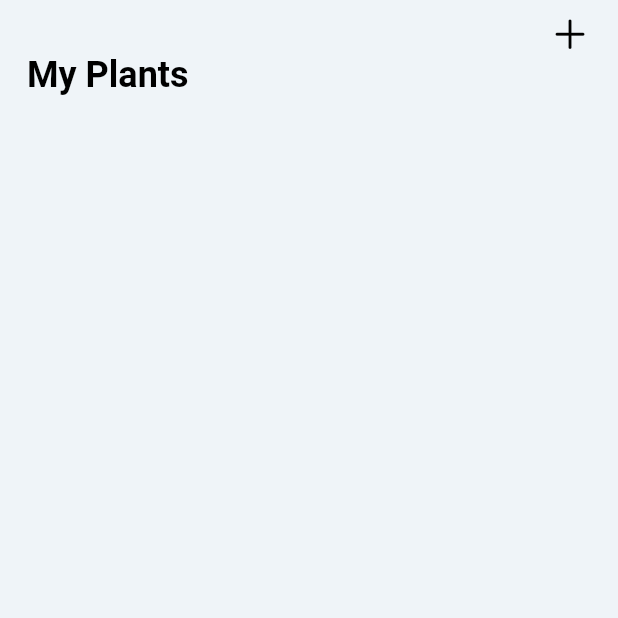
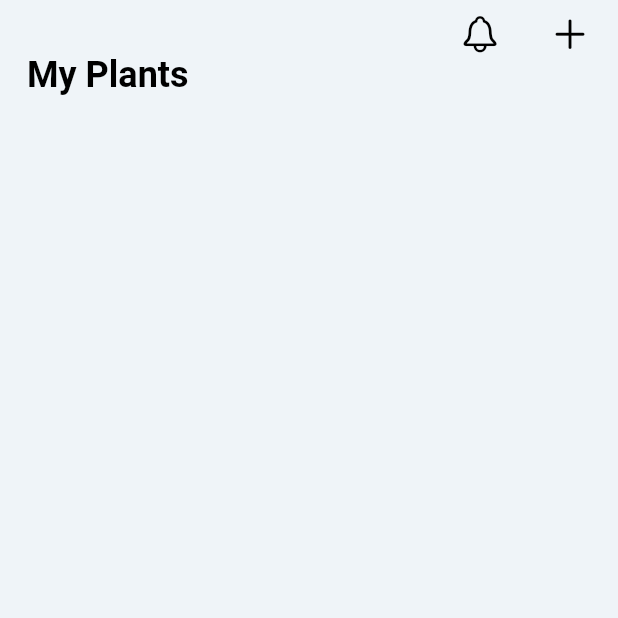
Before and after one commit to willshikami/myplant, a Flutter app: the screen it shows after launch, on a phone screen of 412 x 824 dp, the top half of it. Run offline on Flutter 3.47's test engine with Material 2 defaults, Android fonts, the phone set to English and light mode, and no system bars; Roboto replaces fonts that are missing (Avenir).

Commit message:
feat: add navigation

```diff
--- a/lib/ui/pages/homepage.dart
+++ b/lib/client/pages/homepage.dart
@@ -1,6 +1,6 @@
 import 'package:flutter/material.dart';
-import 'package:myplants/ui/widgets/appbar.dart';
-import 'package:myplants/ui/widgets/apptitle.dart';
+import 'package:myplants/client/widgets/app_bar_actions.dart';
+import 'package:myplants/client/widgets/app_title.dart';
 
 class HomePage extends StatelessWidget {
   @override
@@ -15,7 +15,7 @@ class HomePage extends StatelessWidget {
           ),
           child: Column(
             children: <Widget>[
-              AppBarIcons(),
+              AppBarActions(),
               AppTitle(),
             ],
           ),
--- /dev/null
+++ b/lib/client/widgets/app_bar_actions.dart
@@ -0,0 +1,31 @@
+import 'package:flutter/material.dart';
+import 'package:flutter/cupertino.dart';
+import 'package:myplants/constants/widgets/app_bar_icons.dart';
+
+class AppBarActions extends StatelessWidget {
+  @override
+  Widget build(BuildContext context) {
+    return Container(
+      child: Row(
+        mainAxisAlignment: MainAxisAlignment.end,
+        children: [
+          AppBarIcons(
+            appBarActionCallback: () {},
+            appBarIcon: CupertinoIcons.bell,
+            iconSize: 28,
+            iconColor: Theme.of(context).textSelectionColor,
+          ),
+          SizedBox(
+            width: 32,
+          ),
+          AppBarIcons(
+            appBarActionCallback: () {},
+            appBarIcon: CupertinoIcons.add,
+            iconSize: 28,
+            iconColor: Theme.of(context).textSelectionColor,
+          ),
+        ],
+      ),
+    );
+  }
+}
--- /dev/null
+++ b/lib/constants/widgets/app_bar_icons.dart
@@ -0,0 +1,30 @@
+import 'package:flutter/material.dart';
+
+class AppBarIcons extends StatelessWidget {
+  final Function appBarActionCallback;
+  final IconData appBarIcon;
+  final Color iconColor;
+  final double iconSize;
+
+  const AppBarIcons({
+    Key key,
+    @required this.appBarActionCallback,
+    @required this.appBarIcon,
+    @required this.iconColor,
+    @required this.iconSize,
+  }) : super(key: key);
+
+  @override
+  Widget build(BuildContext context) {
+    return GestureDetector(
+      onTap: appBarActionCallback,
+      child: Container(
+        child: Icon(
+          appBarIcon,
+          size: iconSize,
+          color: iconColor,
+        ),
+      ),
+    );
+  }
+}
--- a/lib/main.dart
+++ b/lib/main.dart
@@ -1,7 +1,8 @@
 import 'package:flutter/material.dart';
 
-import 'package:myplants/ui/pages/homepage.dart';
+import 'package:myplants/client/pages/homepage.dart';
 import 'package:myplants/constants/apptheme.dart';
+import 'package:myplants/routes/router_generator.dart';
 
 void main() {
   runApp(
@@ -16,6 +17,7 @@ class MyApp extends StatelessWidget {
       debugShowCheckedModeBanner: false,
       home: HomePage(),
       theme: appTheme(),
+      onGenerateRoute: RouterGenerator.generateRoute,
     );
   }
 }
--- /dev/null
+++ b/lib/routes/router_generator.dart
@@ -0,0 +1,26 @@
+import 'package:flutter/material.dart';
+
+import 'package:myplants/routes/routes.dart';
+import 'package:myplants/client/pages/homepage.dart';
+
+class RouterGenerator {
+  static Route<dynamic> generateRoute(RouteSettings settings) {
+    //Use this incase we're passing down args
+    // final dynamic args = settings.arguments;
+
+    switch (settings.name) {
+      case Routes.home:
+        return MaterialPageRoute<HomePage>(
+          builder: (_) => HomePage(),
+        );
+      default:
+        return _home();
+    }
+  }
+
+  static Route<dynamic> _home() {
+    return MaterialPageRoute<HomePage>(
+      builder: (_) => HomePage(),
+    );
+  }
+}
--- /dev/null
+++ b/lib/routes/routes.dart
@@ -0,0 +1,3 @@
+class Routes {
+  static const String home = '/';
+}
--- a/lib/ui/widgets/appbar.dart
+++ /dev/null
@@ -1,20 +0,0 @@
-import 'package:flutter/material.dart';
-import 'package:flutter/cupertino.dart';
-
-class AppBarIcons extends StatelessWidget {
-  @override
-  Widget build(BuildContext context) {
-    return Container(
-      child: Row(
-        mainAxisAlignment: MainAxisAlignment.end,
-        children: [
-          Icon(
-            CupertinoIcons.add,
-            color: Theme.of(context).textSelectionColor,
-            size: 28,
-          ),
-        ],
-      ),
-    );
-  }
-}
```
Also changed, not shown: lib/client/widgets/app_title.dart (renamed from lib/ui/widgets/apptitle.dart), lib/client/widgets/plant_card.dart (renamed from lib/ui/widgets/plant_card.dart).
